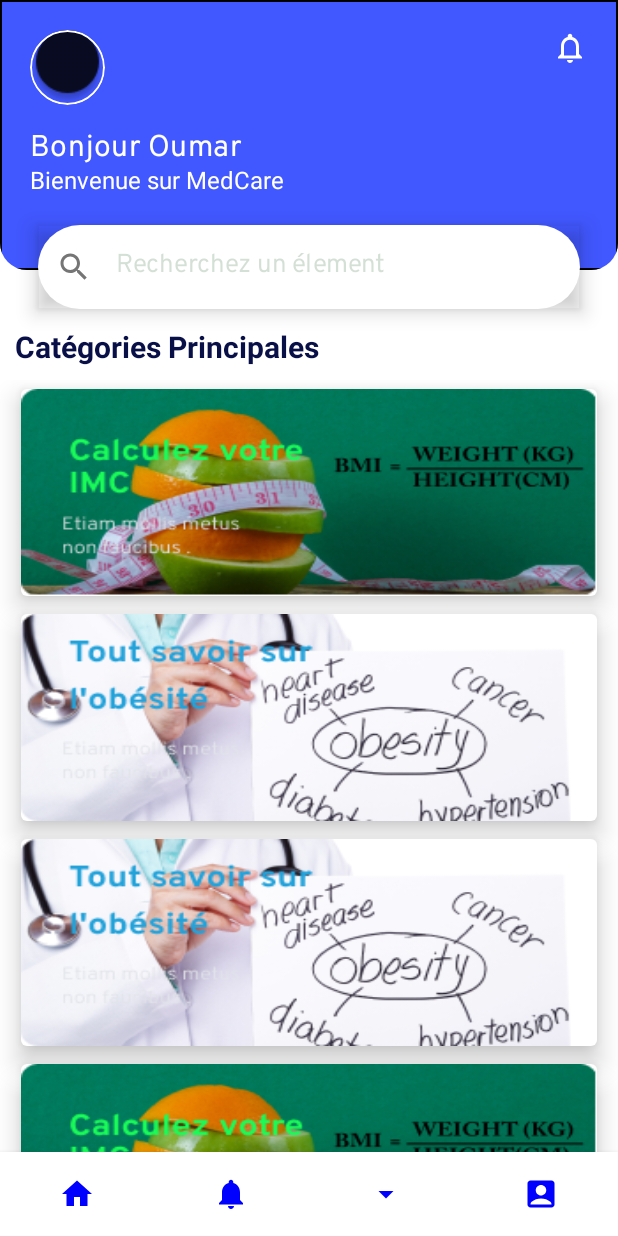
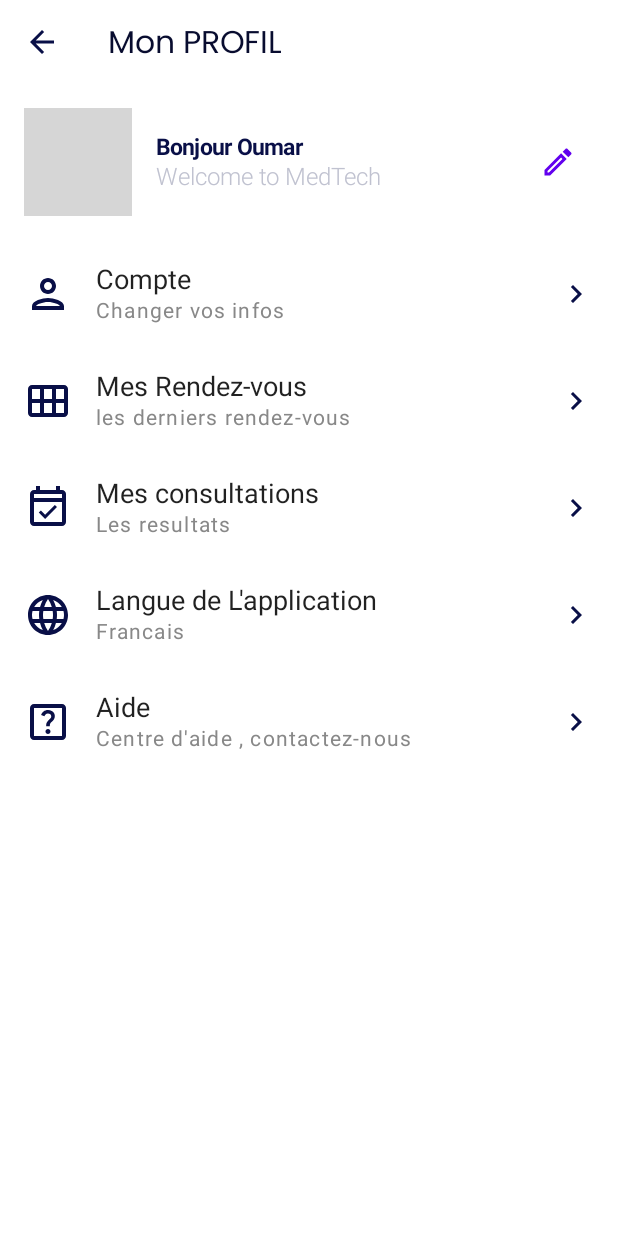
Before and after one commit to Ayoubbooob/MedCare, an Android app built with Jetpack Compose: the HomeScreen screen opened through its navigation route, item 4 of the bottom bar chosen, on a phone screen of 412 x 824 dp. Run offline under Robolectric (Android 15) with nearby library versions, the phone set to English and light mode, and no system bars; pictures from the network do not load; Roboto replaces fonts that are not available here; 1 statement that could not run was skipped; grey boxes are pictures that could not be loaded.

Commit message:
added profile screen and navigate from bottomappbar

```diff
--- a/app/build.gradle
+++ b/app/build.gradle
@@ -49,6 +49,8 @@ android {
 dependencies {
 
     implementation 'androidx.core:core-ktx:1.7.0'
+    implementation "io.coil-kt:coil-compose:1.3.2"
+    implementation "androidx.compose.material:material-icons-extended:$compose_ui_version"
     implementation 'androidx.lifecycle:lifecycle-runtime-ktx:2.3.1'
     implementation 'androidx.activity:activity-compose:1.3.1'
     implementation "androidx.compose.ui:ui:$compose_ui_version"
--- a/app/src/main/AndroidManifest.xml
+++ b/app/src/main/AndroidManifest.xml
@@ -23,5 +23,5 @@
             </intent-filter>
         </activity>
     </application>
-
+    <uses-permission android:name="android.permission.READ_EXTERNAL_STORAGE"/>
 </manifest>
--- a/app/src/main/java/com/bosseurs/medcare/ui/navigation/Navigation.kt
+++ b/app/src/main/java/com/bosseurs/medcare/ui/navigation/Navigation.kt
@@ -11,6 +11,7 @@ import com.bosseurs.medcare.ui.screens.information.MenuInfoScreen
 import com.bosseurs.medcare.ui.screens.launch.LanguageScreen
 import com.bosseurs.medcare.ui.screens.login.LoginScreen
 import com.bosseurs.medcare.ui.screens.main.HomeScreen
+import com.bosseurs.medcare.ui.screens.profile.ProfileScreen
 import com.bosseurs.medcare.ui.screens.signup.SignUpScreen
 import com.bosseurs.medcare.ui.utils.Screen
 import androidx.navigation.compose.rememberNavController as rememberNavController
@@ -24,6 +25,9 @@ fun Navigation() {
     ) {
         composable(route = Screen.LanguageScreen.route){
             LanguageScreen(navController = navController)
+        }
+        composable(route = Screen.ProfileScreen.route){
+            ProfileScreen(navController = navController)
         }
         composable(route = Screen.DescriptionScreen.route){
             DescriptionScreen(navController = navController)
--- a/app/src/main/java/com/bosseurs/medcare/ui/screens/information/InfoObesityScreen.kt
+++ b/app/src/main/java/com/bosseurs/medcare/ui/screens/information/InfoObesityScreen.kt
@@ -28,7 +28,7 @@ fun InfoObesityScreen(navController: NavController = rememberNavController(),
 ) {
     Scaffold(
         topBar = { Header() },
-        bottomBar = { FooterBarInstance() }
+        bottomBar = { FooterBarInstance(navController) }
     ) {innerPadding ->
         Column(modifier = Modifier.padding(innerPadding)) {
             Text(
--- a/app/src/main/java/com/bosseurs/medcare/ui/screens/information/MenuInfoScreen.kt
+++ b/app/src/main/java/com/bosseurs/medcare/ui/screens/information/MenuInfoScreen.kt
@@ -28,7 +28,7 @@ fun MenuInfoScreen(navController: NavController = rememberNavController(),
     val context = LocalContext.current
     Scaffold(
         topBar = { Header() },
-        bottomBar = { FooterBarInstance()}
+        bottomBar = { FooterBarInstance(navController)}
     ) {innerPadding ->
         Column(modifier = Modifier.padding(innerPadding)) {
             Text(
--- a/app/src/main/java/com/bosseurs/medcare/ui/screens/launch/LanguageScreen.kt
+++ b/app/src/main/java/com/bosseurs/medcare/ui/screens/launch/LanguageScreen.kt
@@ -51,6 +51,7 @@ fun LanguageScreen(navController: NavController,modifier: Modifier = Modifier) {
             color = BlueColor, textColor = TextForBlueButtonColor,
             onClick = {
                 navController.navigate(Screen.DescriptionScreen.route)
+//                navController.navigate(Screen.ProfileScreen.route)
             }
         )
     }
--- a/app/src/main/java/com/bosseurs/medcare/ui/screens/main/HomeScreen.kt
+++ b/app/src/main/java/com/bosseurs/medcare/ui/screens/main/HomeScreen.kt
@@ -40,7 +40,7 @@ fun HomeScreen(navController: NavController,
     val context = LocalContext.current
     Scaffold(
         topBar = {Header()},
-        bottomBar = { FooterBarInstance()}
+        bottomBar = { FooterBarInstance(navController)}
     ) {innerPadding ->
         Column(modifier = Modifier.padding(innerPadding)) {
             Text(
--- /dev/null
+++ b/app/src/main/java/com/bosseurs/medcare/ui/screens/profile/ProfileScreen.kt
@@ -0,0 +1,301 @@
+package com.bosseurs.medcare.ui.screens.profile
+
+import android.content.Context
+import android.net.Uri
+import android.os.Bundle
+import android.widget.Toast
+import androidx.activity.ComponentActivity
+import androidx.activity.compose.rememberLauncherForActivityResult
+import androidx.activity.compose.setContent
+import androidx.activity.result.contract.ActivityResultContracts
+import androidx.compose.foundation.Image
+import androidx.compose.foundation.clickable
+import androidx.compose.foundation.layout.*
+import androidx.compose.foundation.lazy.LazyColumn
+import androidx.compose.foundation.lazy.items
+import androidx.compose.foundation.shape.CircleShape
+import androidx.compose.material.*
+import androidx.compose.material.icons.Icons
+import androidx.compose.material.icons.outlined.*
+import androidx.compose.runtime.*
+import androidx.compose.ui.Alignment
+import androidx.compose.ui.Modifier
+import androidx.compose.ui.draw.clip
+import androidx.compose.ui.graphics.Color
+import androidx.compose.ui.graphics.vector.ImageVector
+import androidx.compose.ui.platform.LocalContext
+import androidx.compose.ui.res.painterResource
+import androidx.compose.ui.res.stringResource
+import androidx.compose.ui.text.TextStyle
+import androidx.compose.ui.text.font.Font
+import androidx.compose.ui.text.font.FontFamily
+import androidx.compose.ui.text.font.FontWeight
+import androidx.compose.ui.text.style.TextOverflow
+import androidx.compose.ui.tooling.preview.Preview
+import androidx.compose.ui.unit.dp
+import androidx.compose.ui.unit.sp
+import androidx.navigation.NavController
+import coil.compose.rememberImagePainter
+import com.bosseurs.medcare.R
+import com.bosseurs.medcare.ui.shared.CustomTopAppBar
+import kotlinx.coroutines.Dispatchers
+import kotlinx.coroutines.withContext
+
+
+@Composable
+fun ProfileScreen(
+    modifier: Modifier = Modifier,
+    navController: NavController,
+)
+{
+    Column(
+        modifier = Modifier.fillMaxSize(),
+        horizontalAlignment = Alignment.CenterHorizontally
+    ) {
+        CustomTopAppBar(
+            onClick = {},
+            title = stringResource(id = R.string.profile)
+        )
+        ProfileEcommerce()
+    }
+}
+private val optionsList: ArrayList<OptionsData> = ArrayList()
+
+@Composable
+fun ProfileEcommerce(context: Context = LocalContext.current.applicationContext) {
+    var listPrepared by remember {
+        mutableStateOf(false)
+    }
+
+    LaunchedEffect(Unit) {
+        withContext(Dispatchers.Default) {
+            optionsList.clear()
+            prepareOptionsData()
+
+            listPrepared = true
+        }
+    }
+
+    if (listPrepared) {
+
+        LazyColumn(
+            modifier = Modifier
+                .fillMaxSize()
+        ) {
+
+            item {
+                // User's image, name, email and edit button
+                UserDetails(context = context)
+            }
+
+            // Show the options
+            items(optionsList) { item ->
+                OptionsItemStyle(item = item, context = context)
+            }
+
+        }
+    }
+}
+
+// This composable displays user's image, name, email and edit button
+@Composable
+private fun UserDetails(context: Context) {
+    var imageUri by remember { mutableStateOf<Uri?>(null) }
+
+    val launcher = rememberLauncherForActivityResult(contract = ActivityResultContracts.GetContent()) { uri ->
+        imageUri = uri
+    }
+
+    Row(
+        modifier = Modifier
+            .fillMaxWidth()
+            .padding(16.dp),
+        verticalAlignment = Alignment.CenterVertically
+    ) {
+
+        // User's image
+        Image(
+            modifier = Modifier
+                .size(72.dp)
+                .clip(shape = CircleShape),
+            painter = imageUri?.let { rememberImagePainter(data = it) } ?: painterResource(id = R.drawable.profil_image),
+            contentDescription = "Your Image"
+        )
+
+        Row(
+            modifier = Modifier.fillMaxWidth(),
+            horizontalArrangement = Arrangement.SpaceBetween,
+            verticalAlignment = Alignment.CenterVertically
+        ) {
+            Column(
+                modifier = Modifier
+                    .weight(weight = 3f, fill = false)
+                    .padding(start = 16.dp)
+            ) {
+
+                // User's name
+                Text(
+                    text = stringResource(R.string.welcome_profile),
+                    style = MaterialTheme.typography.h3,
+                    maxLines = 1,
+                    overflow = TextOverflow.Ellipsis
+                )
+
+                Spacer(modifier = Modifier.height(2.dp))
+
+                // User's email
+                Text(
+                    text = "Welcome to MedTech",
+                    style = MaterialTheme.typography.caption,
+                    maxLines = 1,
+                    overflow = TextOverflow.Ellipsis
+                )
+            }
+
+            // Edit button
+            IconButton(
+                modifier = Modifier
+                    .weight(weight = 1f, fill = false),
+                onClick = {
+                    launcher.launch("image/*")
+                }) {
+                Icon(
+                    modifier = Modifier.size(24.dp),
+                    imageVector = Icons.Outlined.Edit,
+                    contentDescription = "Edit Details",
+                    tint = MaterialTheme.colors.primary
+                )
+            }
+
+        }
+    }
+}
+
+
+// Row style for options
+@Composable
+private fun OptionsItemStyle(item: OptionsData, context: Context) {
+    Row(
+        modifier = Modifier
+            .fillMaxWidth()
+            .clickable(enabled = true) {
+                Toast
+                    .makeText(context, item.title, Toast.LENGTH_SHORT)
+                    .show()
+            }
+            .padding(all = 16.dp),
+        verticalAlignment = Alignment.CenterVertically
+    ) {
+
+        // Icon
+        Icon(
+            modifier = Modifier
+                .size(32.dp),
+            imageVector = item.icon,
+            contentDescription = item.title,
+            tint = Color(0XFF090F47)
+        )
+
+        Row(
+            modifier = Modifier
+                .fillMaxWidth(),
+            horizontalArrangement = Arrangement.SpaceBetween,
+            verticalAlignment = Alignment.CenterVertically
+        ) {
+            Column(
+                modifier = Modifier
+                    .weight(weight = 3f, fill = false)
+                    .padding(start = 16.dp)
+            ) {
+
+                // Title
+                Text(
+                    text = item.title,
+                    style = TextStyle(
+                        fontSize = 18.sp,
+//                        fontFamily = FontFamily(Font(R.font.roboto_medium, FontWeight.Medium))
+                    )
+                )
+
+                Spacer(modifier = Modifier.height(2.dp))
+
+                // Sub title
+                Text(
+                    text = item.subTitle,
+                    style = TextStyle(
+                        fontSize = 14.sp,
+                        letterSpacing = (0.8).sp,
+//                        fontFamily = FontFamily(Font(R.font.aria, FontWeight.Normal)),
+                        color = Color.Gray
+                    )
+                )
+
+            }
+
+            // Right arrow icon
+            Icon(
+                modifier = Modifier
+                    .weight(weight = 1f, fill = false),
+                imageVector = Icons.Outlined.ChevronRight,
+                contentDescription = item.title,
+                tint = Color(0XFF090F47)
+            )
+        }
+
+    }
+}
+
+private fun prepareOptionsData() {
+
+    val appIcons = Icons.Outlined
+
+    optionsList.add(
+        OptionsData(
+            icon = appIcons.Person,
+            title = "Compte",
+            subTitle = "Changer vos infos"
+        )
+    )
+
+    optionsList.add(
+        OptionsData(
+            icon = appIcons.CalendarViewMonth,
+            title = "Mes Rendez-vous",
+            subTitle = "les derniers rendez-vous"
+        )
+    )
+
+    optionsList.add(
+        OptionsData(
+            icon = appIcons.EventAvailable,
+            title = "Mes consultations",
+            subTitle = "Les resultats "
+        )
+    )
+
+    optionsList.add(
+        OptionsData(
+            icon = appIcons.Language,
+            title = "Langue de L'application ",
+            subTitle = "Francais"
+        )
+    )
+    optionsList.add(
+        OptionsData(
+            icon = appIcons.HelpCenter,
+            title = "Aide",
+            subTitle = "Centre d'aide , contactez-nous"
+        )
+    )
+
+
+
+
+}
+
+data class OptionsData(val icon: ImageVector, val title: String, val subTitle: String)
+//@Preview(showBackground = true)
+//@Composable
+//fun ProfileScreenPreview(){
+////    ProfileScreen()
+//}
--- a/app/src/main/java/com/bosseurs/medcare/ui/shared/BottomNavBar.kt
+++ b/app/src/main/java/com/bosseurs/medcare/ui/shared/BottomNavBar.kt
@@ -13,12 +13,14 @@ import androidx.compose.ui.Alignment
 import androidx.compose.ui.Modifier
 import androidx.compose.ui.graphics.Color
 import androidx.compose.ui.unit.dp
+import androidx.navigation.NavController
 import com.bosseurs.medcare.ui.utils.BottomNavItem
+import com.bosseurs.medcare.ui.utils.Screen
 
 
 @Composable
-fun FooterBarInstance(){
-    FooterBar(items = listOf(
+fun FooterBarInstance(navController: NavController){
+    FooterBar(navController=navController,items = listOf(
         BottomNavItem(
             name = "Home" ,
             route = "home_route" ,
@@ -43,14 +45,18 @@ fun FooterBarInstance(){
 }
 
 @Composable
-fun FooterBar(items:List<BottomNavItem>){
+fun FooterBar(items:List<BottomNavItem>, navController: NavController,){
     BottomNavigation(modifier = Modifier.fillMaxWidth() , backgroundColor = Color.White , elevation = 5.dp) {
         items.forEach {item->
             BottomNavigationItem(
                 selected = true,
                 selectedContentColor = Color.Blue,
                 unselectedContentColor = Color.White,
-                onClick = { /*TODO*/ } ,
+                onClick = {
+                    if (item.icon == Icons.Default.AccountBox) {
+                        navController.navigate(Screen.ProfileScreen.route)
+                    }
+                          } ,
                 icon = {
                     Column(horizontalAlignment = Alignment.CenterHorizontally) {
                         if(item.badgeCount>0){
--- a/app/src/main/java/com/bosseurs/medcare/ui/theme/Type.kt
+++ b/app/src/main/java/com/bosseurs/medcare/ui/theme/Type.kt
@@ -29,6 +29,12 @@ val Typography1 = Typography(
         fontFamily = FontFamily.Default,
         fontWeight = FontWeight.W700,                      /* This is For Big text, in our app like the title" Tout savoir sur l'obésité " */
         fontSize = 20.sp,
+        color = Color(0XFF090F47)
+    ),
+    h3 = TextStyle(
+        fontFamily = FontFamily.Default,
+        fontWeight = FontWeight.W700,                      /* This is For Big text, in our app like the title" Tout savoir sur l'obésité " */
+        fontSize = 15.sp,
         color = Color(0XFF090F47)
     ),
     body1 = TextStyle(
--- a/app/src/main/java/com/bosseurs/medcare/ui/utils/Screen.kt
+++ b/app/src/main/java/com/bosseurs/medcare/ui/utils/Screen.kt
@@ -4,6 +4,7 @@ sealed class Screen(val route : String){
     object LanguageScreen : Screen("language_screen")
     object DescriptionScreen : Screen("description_screen")
     object AuthScreen : Screen("auth_screen")
+    object ProfileScreen : Screen("profile_screen")
     object SignUpScreen : Screen("signup_screen")
     object LoginScreen : Screen("login_screen")
     object PhoneVerifiedScreen : Screen("phone_verified_screen")
--- a/app/src/main/res/values/strings.xml
+++ b/app/src/main/res/values/strings.xml
@@ -10,6 +10,7 @@
     <string name="description_imc">second imc metus non purus faucibus sollicitudin. Pellentesque sagittis mi. Integer.</string>
     <string name="description_medecin">Etiam mollis metus non purus faucibus sollicitudin. Pellentesque sagittis mi. Integer.</string>
     <string name="button_skip">Skip</string>
+    <string name="profile">Mon PROFIL</string>
     <string name="button_next">Next</string>
     <string name="connexion_btn">Connexion</string>
     <string name="sign_up_txt">Don\'t have an account? Sign Up</string>
@@ -59,4 +60,5 @@
 
     <string name="info_gererales">Informations Générales</string>
     <string name="titre_info_obesite">C\'est quoi l\'Obésité</string>
+    <string name="welcome_profile">Bonjour Oumar</string>
 </resources>
```
